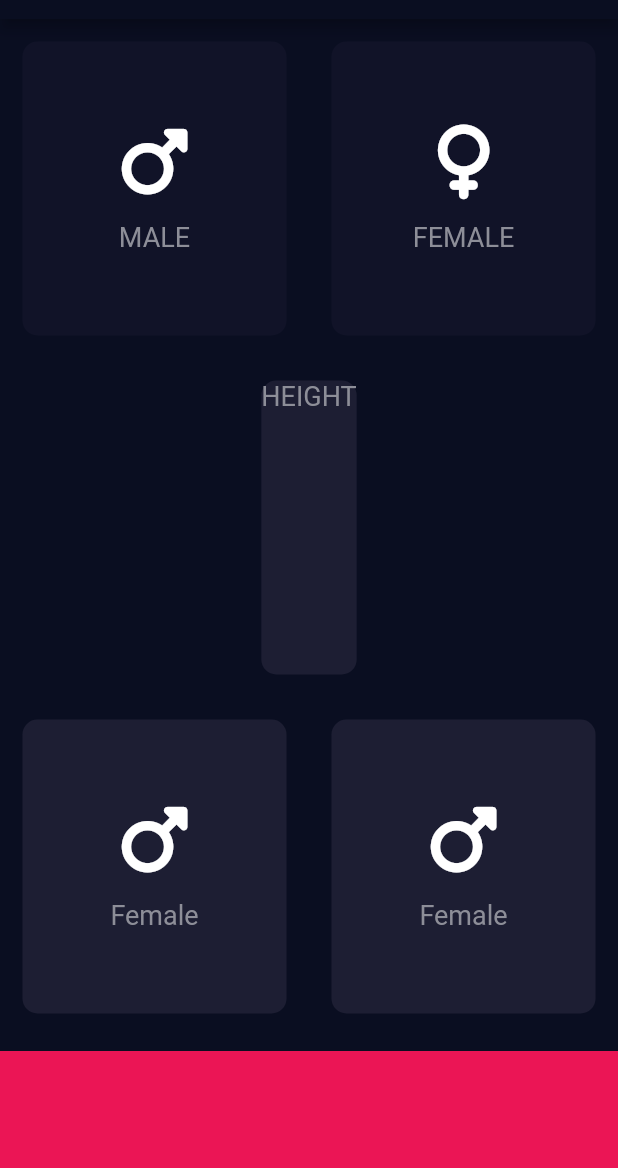
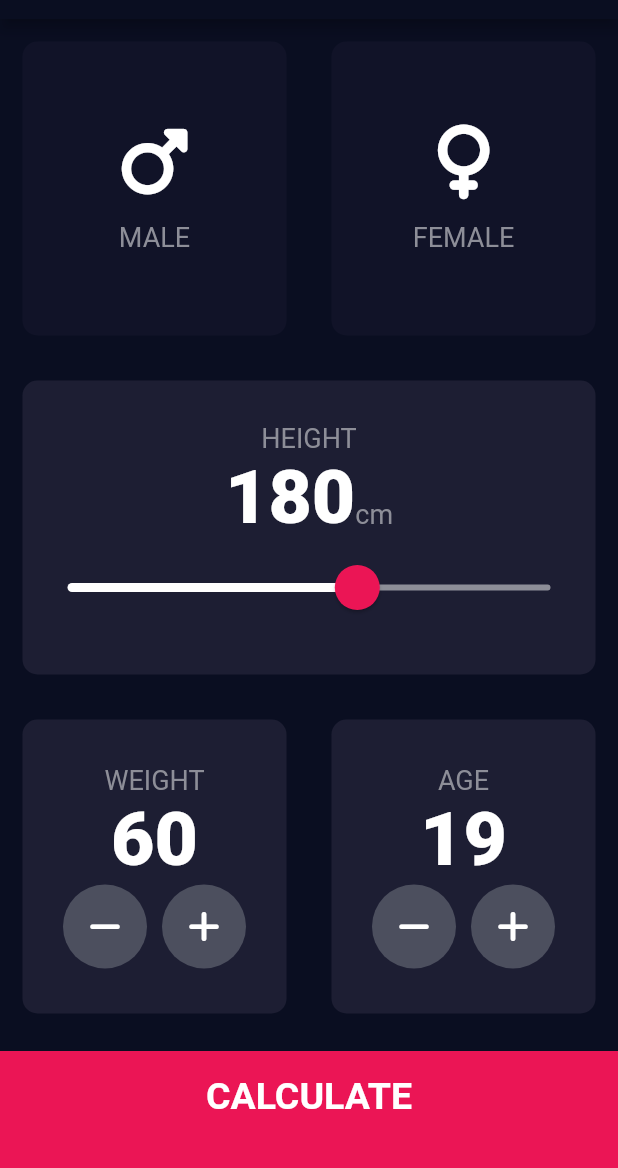
Before and after one commit to Okashe/bmi_calculator, a Flutter app: the screen it shows after launch, on a phone screen of 412 x 824 dp, the part 65-1233 px from its top. Run offline on Flutter 3.47's test engine with Material 2 defaults, Android fonts, the phone set to English and light mode, and no system bars; our stand-ins replace font_awesome_flutter.

Commit message:
input and result screens completed

```diff
--- /dev/null
+++ b/lib/bottom_button.dart
@@ -0,0 +1,29 @@
+import 'package:flutter/material.dart';
+import 'constants.dart';
+
+class BottomButton extends StatelessWidget {
+  final Function() onTap;
+  final String buttonTitle;
+  const BottomButton(
+      {super.key, required this.onTap, required this.buttonTitle});
+
+  @override
+  Widget build(BuildContext context) {
+    return GestureDetector(
+      onTap: onTap,
+      child: Container(
+        margin: const EdgeInsets.only(top: 10.0),
+        padding: const EdgeInsets.only(bottom: 20.0),
+        color: kBottomContainerColor,
+        width: double.infinity,
+        height: kBottomContainerHeight,
+        child: Center(
+          child: Text(
+            buttonTitle,
+            style: kLargeButtonTextStyle,
+          ),
+        ),
+      ),
+    );
+  }
+}
--- a/lib/constants.dart
+++ b/lib/constants.dart
@@ -1,11 +1,42 @@
 import 'package:flutter/material.dart';
 
+double kSliderValue = 0.0;
 const kBottomContainerHeight = 80.0;
 const kActiveCardColor = Color(0xff1d1e33);
 const kInactiveCardColor = Color(0xff111328);
 const kBottomContainerColor = Color(0xffeb1555);
 
+Color maleCardColor = kInactiveCardColor;
+Color femaleCardColor = kInactiveCardColor;
+
 const kLabelTextStyle = TextStyle(
   fontSize: 18.0,
   color: Color(0xff8d8e98),
 );
+
+const kNumberStyle = TextStyle(
+  fontSize: 50.0,
+  fontWeight: FontWeight.w900,
+);
+
+const kLargeButtonTextStyle = TextStyle(
+  fontSize: 25.0,
+  fontWeight: FontWeight.bold,
+);
+
+const kTitleTextStyle = TextStyle(
+  fontSize: 50.0,
+  fontWeight: FontWeight.bold,
+);
+const kResultTextStyle = TextStyle(
+  color: Color(0xff24d876),
+  fontSize: 22.0,
+  fontWeight: FontWeight.bold,
+);
+const kBMITextStyle = TextStyle(
+  fontSize: 100.0,
+  fontWeight: FontWeight.bold,
+);
+const kBodyTextStyle = TextStyle(
+  fontSize: 22.0,
+);
--- a/lib/input_page.dart
+++ b/lib/input_page.dart
@@ -3,6 +3,9 @@ import 'reusable_card.dart';
 import 'package:font_awesome_flutter/font_awesome_flutter.dart';
 import 'reusable_card_content.dart';
 import 'constants.dart';
+import 'results_page.dart';
+import 'bottom_button.dart';
+import 'round_icon_button.dart';
 
 enum Gender {
   male,
@@ -18,8 +21,9 @@ class InputPage extends StatefulWidget {
 
 class _InputPageState extends State<InputPage> {
   Gender? selectedGender;
-  Color maleCardColor = kInactiveCardColor;
-  Color femaleCardColor = kInactiveCardColor;
+  int height = 180;
+  int weight = 60;
+  int age = 19;
 
   @override
   Widget build(BuildContext context) {
@@ -73,10 +77,49 @@ class _InputPageState extends State<InputPage> {
             child: ReusableCard(
                 colour: kActiveCardColor,
                 cardChild: Column(
-                  children: const <Widget>[
-                    Text(
+                  mainAxisAlignment: MainAxisAlignment.center,
+                  children: <Widget>[
+                    const Text(
                       'HEIGHT',
                       style: kLabelTextStyle,
+                    ),
+                    Row(
+                      mainAxisAlignment: MainAxisAlignment.center,
+                      crossAxisAlignment: CrossAxisAlignment.baseline,
+                      textBaseline: TextBaseline.alphabetic,
+                      children: <Widget>[
+                        Text(
+                          height.toString(),
+                          style: kNumberStyle,
+                        ),
+                        const Text(
+                          'cm',
+                          style: kLabelTextStyle,
+                        )
+                      ],
+                    ),
+                    SliderTheme(
+                      data: SliderTheme.of(context).copyWith(
+                        activeTrackColor: Colors.white,
+                        thumbColor: const Color(0xffeb1555),
+                        overlayColor: const Color(0x29eb1555),
+                        thumbShape: const RoundSliderThumbShape(
+                            enabledThumbRadius: 15.0),
+                        overlayShape:
+                            const RoundSliderOverlayShape(overlayRadius: 30.0),
+                      ),
+                      child: Slider(
+                        //value expects a double
+                        value: height.toDouble(),
+                        min: 120.0,
+                        max: 220.0,
+                        inactiveColor: const Color(0xff8d8e98),
+                        onChanged: (double newValue) {
+                          setState(() {
+                            height = newValue.round();
+                          });
+                        },
+                      ),
                     ),
                   ],
                 )),
@@ -86,32 +129,102 @@ class _InputPageState extends State<InputPage> {
               children: <Widget>[
                 Expanded(
                   child: ReusableCard(
-                    onPress: () {},
                     colour: kActiveCardColor,
-                    cardChild: const ReusableCardContent(
-                      cardIcon: FontAwesomeIcons.mars,
-                      label: 'Female',
+                    cardChild: Column(
+                      mainAxisAlignment: MainAxisAlignment.center,
+                      children: <Widget>[
+                        const Text(
+                          'WEIGHT',
+                          style: kLabelTextStyle,
+                        ),
+                        Text(
+                          weight.toString(),
+                          style: kNumberStyle,
+                        ),
+                        Row(
+                          mainAxisAlignment: MainAxisAlignment.center,
+                          children: <Widget>[
+                            RoundIconButton(
+                              onPress: () {
+                                setState(() {
+                                  weight--;
+                                });
+                              },
+                              icon: FontAwesomeIcons.minus,
+                            ),
+                            const SizedBox(
+                              width: 10.0,
+                            ),
+                            RoundIconButton(
+                              onPress: () {
+                                setState(() {
+                                  weight++;
+                                });
+                              },
+                              icon: FontAwesomeIcons.plus,
+                            ),
+                          ],
+                        ),
+                      ],
                     ),
                   ),
                 ),
                 Expanded(
                   child: ReusableCard(
-                    onPress: () {},
                     colour: kActiveCardColor,
-                    cardChild: const ReusableCardContent(
-                      cardIcon: FontAwesomeIcons.mars,
-                      label: 'Female',
+                    cardChild: Column(
+                      mainAxisAlignment: MainAxisAlignment.center,
+                      children: <Widget>[
+                        const Text(
+                          'AGE',
+                          style: kLabelTextStyle,
+                        ),
+                        Text(
+                          age.toString(),
+                          style: kNumberStyle,
+                        ),
+                        Row(
+                          mainAxisAlignment: MainAxisAlignment.center,
+                          children: <Widget>[
+                            RoundIconButton(
+                              icon: FontAwesomeIcons.minus,
+                              onPress: () {
+                                setState(() {
+                                  age--;
+                                });
+                              },
+                            ),
+                            const SizedBox(
+                              width: 10.0,
+                            ),
+                            RoundIconButton(
+                              icon: FontAwesomeIcons.plus,
+                              onPress: () {
+                                setState(() {
+                                  age++;
+                                });
+                              },
+                            ),
+                          ],
+                        ),
+                      ],
                     ),
                   ),
                 ),
               ],
             ),
           ),
-          Container(
-            margin: const EdgeInsets.only(top: 10.0),
-            color: kBottomContainerColor,
-            width: double.infinity,
-            height: kBottomContainerHeight,
+          BottomButton(
+            buttonTitle: 'CALCULATE',
+            onTap: () {
+              double bmi = weight / ((height * 0.01) * (height * 0.01));
+              Navigator.push(
+                context,
+                MaterialPageRoute(
+                  builder: (context) => ResultsPage(bmi: bmi),
+                ),
+              );
+            },
           ),
         ],
       ),
--- a/lib/reusable_card.dart
+++ b/lib/reusable_card.dart
@@ -4,12 +4,12 @@ class ReusableCard extends StatelessWidget {
   const ReusableCard({
     super.key,
     required this.colour,
-    required this.cardChild,
+    this.cardChild,
     this.onPress,
   });
 
   final Color colour;
-  final Widget cardChild;
+  final Widget? cardChild;
   final Function()? onPress;
 
   @override
--- a/lib/reusable_card_content.dart
+++ b/lib/reusable_card_content.dart
@@ -1,5 +1,4 @@
 import 'package:flutter/material.dart';
-//import 'package:font_awesome_flutter/font_awesome_flutter.dart';
 
 const labelTextStyle = TextStyle(
   fontSize: 18.0,
--- /dev/null
+++ b/lib/round_icon_button.dart
@@ -0,0 +1,23 @@
+import 'package:flutter/material.dart';
+
+class RoundIconButton extends StatelessWidget {
+  const RoundIconButton({super.key, required this.icon, required this.onPress});
+
+  final IconData icon;
+  final Function() onPress;
+
+  @override
+  Widget build(BuildContext context) {
+    return RawMaterialButton(
+      onPressed: onPress,
+      elevation: .0,
+      shape: const CircleBorder(),
+      fillColor: const Color(0xff4c4f5e),
+      constraints: const BoxConstraints.tightFor(
+        width: 56.0,
+        height: 56.0,
+      ),
+      child: Icon(icon),
+    );
+  }
+}
```
Also changed, not shown: lib/results_page.dart (added, +84 -0 lines).
